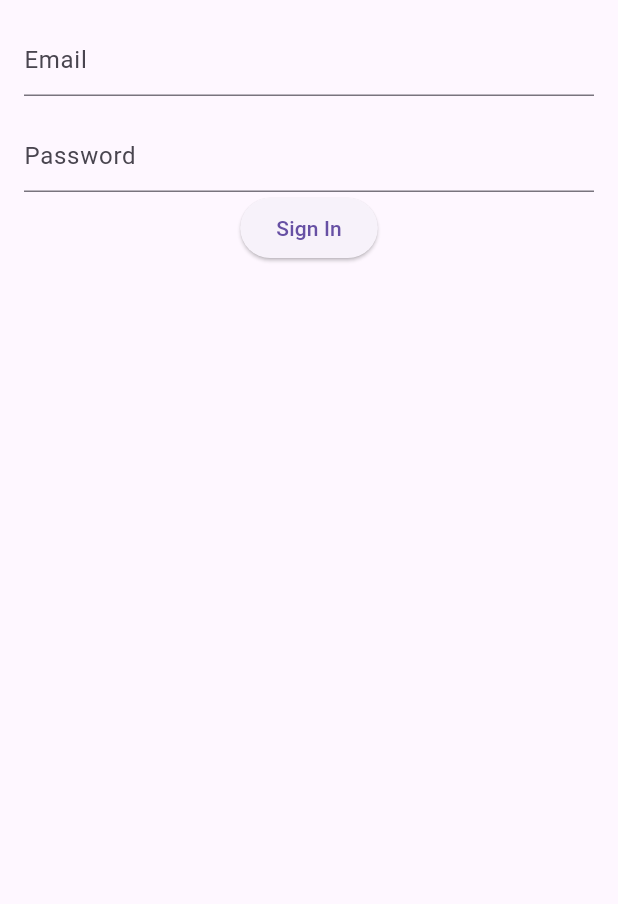
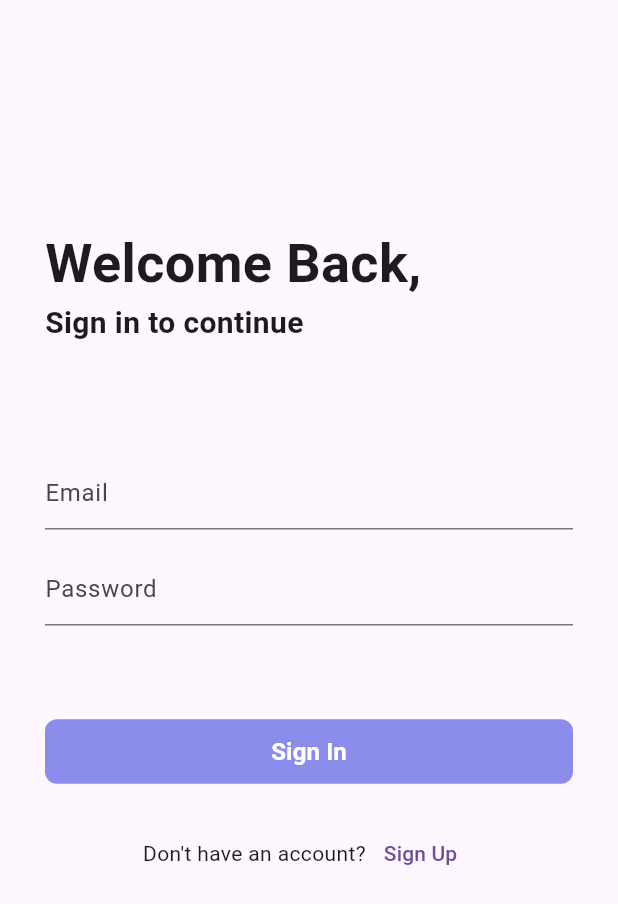
Before and after one commit to Yudhono/flutter_marketplace_example, a Flutter app: the screen it shows after launch, on a phone screen of 412 x 824 dp. Shown: the top 904 px of the screen. Run offline on Flutter 3.47's test engine with Material 3 defaults, Android fonts, the phone set to English and light mode, and no system bars; our stand-ins replace dartz, flutter_bloc, get_it, shared_preferences.

Commit message:
adjust sign in and profile ui

```diff
--- a/lib/presentation/auth/pages/signin.dart
+++ b/lib/presentation/auth/pages/signin.dart
@@ -1,7 +1,7 @@
 import 'package:flutter/material.dart';
-import 'package:flutter_marketplace_example/common/helpers/shared_preferences_helper.dart';
 import 'package:flutter_marketplace_example/data/models/auth/user_signin_request.dart';
 import 'package:flutter_marketplace_example/domain/usecases/auth/signin.dart';
+import 'package:flutter_marketplace_example/presentation/home/pages/home.dart';
 import 'package:flutter_marketplace_example/presentation/profile/pages/user_profile.dart';
 import 'package:flutter_marketplace_example/service_locator.dart';
 
@@ -22,13 +22,41 @@ class _SigninPageState extends State<SigninPage> {
     return Scaffold(
         body: SingleChildScrollView(
       child: Padding(
-        padding: const EdgeInsets.all(16),
+        padding: const EdgeInsets.symmetric(horizontal: 30),
         child: Column(
           children: [
+            const SizedBox(
+              height: 150,
+            ),
+            Container(
+              alignment: Alignment.centerLeft,
+              child: const Column(
+                crossAxisAlignment: CrossAxisAlignment.start,
+                mainAxisAlignment: MainAxisAlignment.center,
+                children: [
+                  Text(
+                    'Welcome Back,',
+                    style: TextStyle(
+                      fontSize: 36,
+                      fontWeight: FontWeight.bold,
+                    ),
+                  ),
+                  Text('Sign in to continue',
+                      style: TextStyle(
+                        fontSize: 20,
+                        fontWeight: FontWeight.w600,
+                      )),
+                ],
+              ),
+            ),
+            const SizedBox(height: 75),
             _emailField(context),
             const SizedBox(height: 16),
             _passwordField(context),
-            ElevatedButton(
+            const SizedBox(height: 60),
+            SizedBox(
+              width: double.infinity,
+              child: ElevatedButton(
                 onPressed: () async {
                   final result = await sl<SignInUseCase>().call(
                     params: UserSigninRequest(
@@ -36,21 +64,53 @@ class _SigninPageState extends State<SigninPage> {
                       password: _passwordController.text,
                     ),
                   );
-                print('result isRight: ${result.isRight()}');
-                print('result isLeft: ${result.isLeft()}');
                   if (result.isRight()) {
                     // Navigate to profile page
                     Navigator.push(
                       context,
-                    MaterialPageRoute(
-                        builder: (context) => const UserProfilePage()),
+                      MaterialPageRoute(builder: (context) => const HomePage()),
                     );
                   } else {
                     // Show error message
                   }
                 },
-              child: const Text('Sign In'),
+                style: ElevatedButton.styleFrom(
+                  foregroundColor: const Color(0xFFFFFFFF), // Text color
+                  backgroundColor: const Color(0xFF8C8CEC), // Background color
+                  padding: const EdgeInsets.symmetric(
+                      horizontal: 17, vertical: 10), // Padding
+                  shape: RoundedRectangleBorder(
+                    borderRadius: BorderRadius.circular(8), // Rounded corners
                   ),
+                  elevation: 0,
+                ),
+                child: const Text(
+                  'Sign In',
+                  style: TextStyle(
+                    fontSize: 16,
+                    fontWeight: FontWeight.bold,
+                  ),
+                ),
+              ),
+            ),
+            const SizedBox(
+              height: 20,
+            ),
+            Row(
+              mainAxisAlignment: MainAxisAlignment.center,
+              children: [
+                const Text('Don\'t have an account?'),
+                TextButton(
+                  onPressed: () {
+                    // Navigate to sign up page
+                  },
+                  child: const Text('Sign Up'),
+                ),
+              ],
+            ),
+            const SizedBox(
+              height: 20,
+            )
           ],
         ),
       ),
```
Also changed, not shown: lib/presentation/home/pages/home.dart (added, +35 -0 lines), lib/presentation/profile/pages/user_profile.dart (+41 -6 lines). Lines whose indentation alone changed are shown as unchanged.
